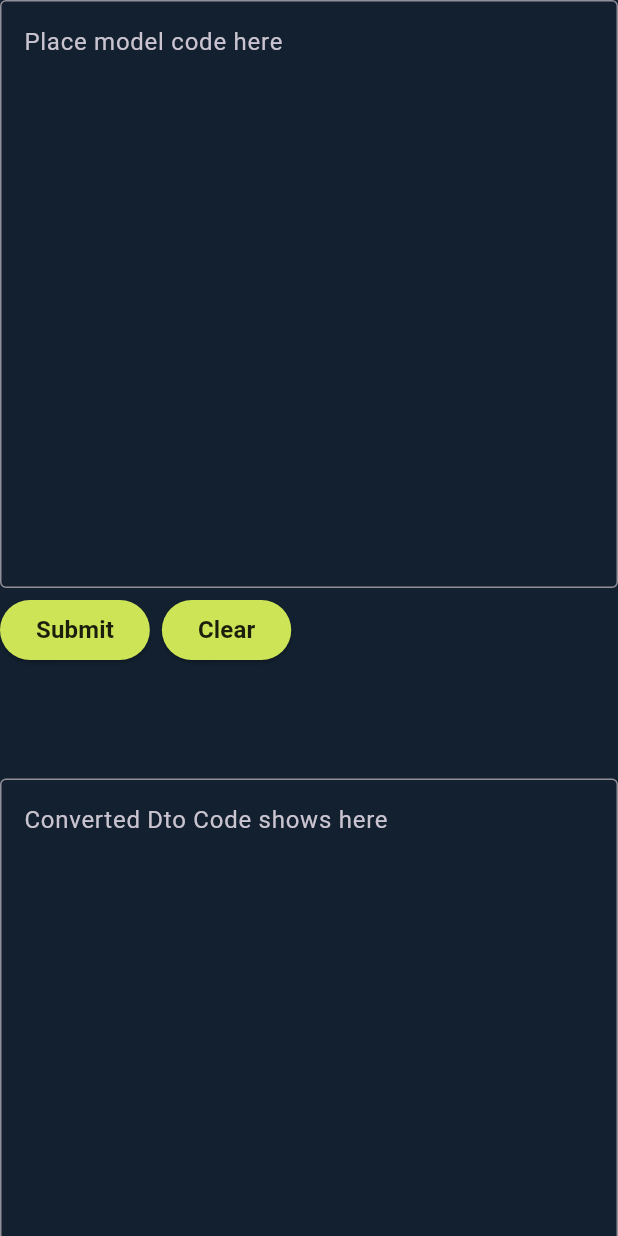
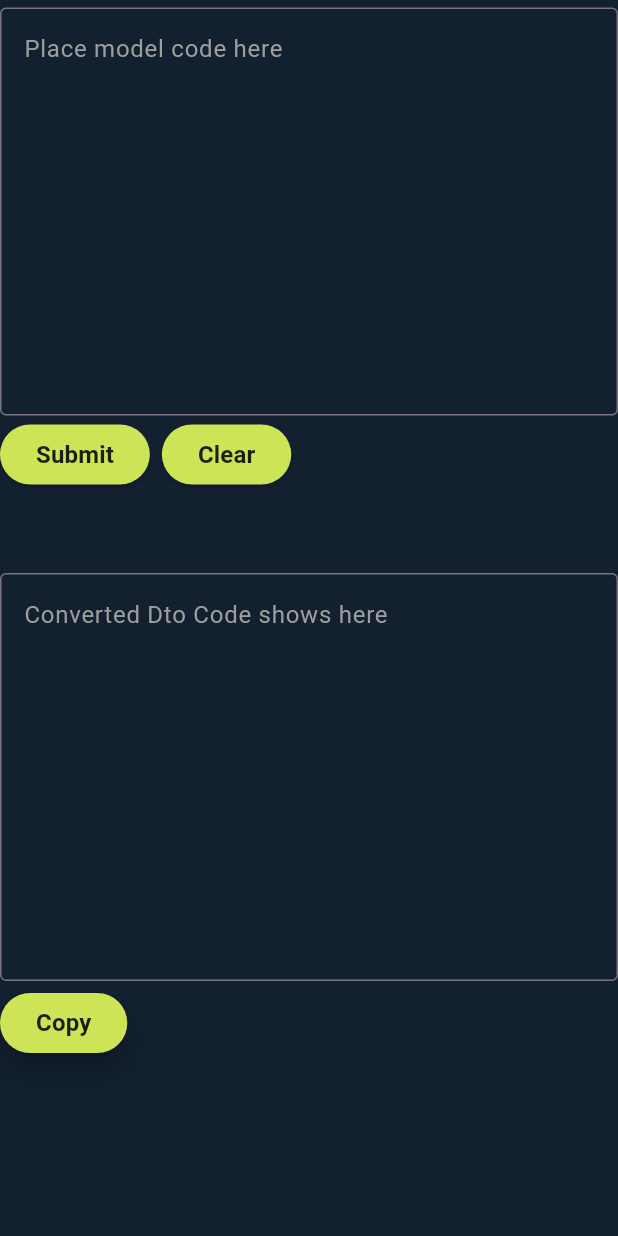
Before and after one commit to darius35150/modelConverter, a Flutter app: the screen it shows after launch, on a phone screen of 412 x 824 dp. Run offline on Flutter 3.47's test engine with Material 3 defaults, Android fonts, the phone set to English and light mode, and no system bars.

Commit message:
Updated flutter version and added copy button

```diff
--- a/lib/home/home.dart
+++ b/lib/home/home.dart
@@ -1,4 +1,5 @@
 import 'package:flutter/material.dart';
+import 'package:flutter/services.dart';
 import 'package:model_converter/convert/convert.dart';
 
 class MyWidget extends StatefulWidget {
@@ -12,6 +13,7 @@ class _MyNewWidget extends State<MyWidget> {
   final inputTextFormFieldController = TextEditingController();
   var outputTexTFormFieldController = TextEditingController();
   late Convert convert;
+  double buttonElevation = 6;
 
   convertData() {
     setState(() {
@@ -62,19 +64,28 @@ class _MyNewWidget extends State<MyWidget> {
       outputTexTFormFieldController.clear();
     });
   }
+
+  copyData() async{
+    await Clipboard.setData(ClipboardData(text: outputTexTFormFieldController.text));
+  }
+
   @override
   Widget build(BuildContext context) {
     return Column(children: [
       Container(
-          margin: EdgeInsets.zero,
+          margin: const EdgeInsets.fromLTRB(0, 5, 0, 0),
           child: TextField(
               keyboardType: TextInputType.multiline,
-              maxLines: 15,
+              maxLines: 10,
               controller: inputTextFormFieldController,
               decoration: const InputDecoration(
                   border: OutlineInputBorder(),
-                  hintText: 'Place model code here'))),
-      const SizedBox(height: 4),
+                  hintText: 'Place model code here',
+                  hintStyle: TextStyle(color: Colors.grey)),
+              style: const TextStyle(color: Colors.white),
+          )
+      ),
+      const SizedBox(height: 2),
       Row(
         children: [
           ElevatedButton(
@@ -106,13 +117,36 @@ class _MyNewWidget extends State<MyWidget> {
         ],
       ),
       Container(
-          margin: const EdgeInsets.fromLTRB(0, 75, 0, 0),
+          margin: const EdgeInsets.fromLTRB(0, 55, 0, 0),
           child: TextField(
               keyboardType: TextInputType.multiline,
-              maxLines: 15,
+              maxLines: 10,
               controller: outputTexTFormFieldController,
               decoration: const InputDecoration(
-                  border: OutlineInputBorder(), hintText: 'Converted Dto Code shows here')))
+                  border: OutlineInputBorder(),
+                  hintText: 'Converted Dto Code shows here',
+                  hintStyle: TextStyle(color: Colors.grey)
+              ),
+              style: const TextStyle(color: Colors.white),
+          )
+      ),
+
+      const SizedBox(height: 4,),
+      Row(
+      children: [
+        ElevatedButton(
+            style: ElevatedButton.styleFrom(
+              elevation: buttonElevation,
+              backgroundColor: const Color.fromARGB(255, 204, 228, 86)
+            ),
+            onPressed: copyData,
+            child: const Text('Copy',
+            style: TextStyle(
+              color: Colors.black87,
+              fontWeight: FontWeight.bold,
+              fontSize: 16
+            ),),
+        )]),
     ]);
   }
 }
--- a/lib/main.dart
+++ b/lib/main.dart
@@ -13,10 +13,10 @@ class MyApp extends StatelessWidget {
   @override
   Widget build(BuildContext context) {
     return MaterialApp(
-        theme: ThemeData.dark().copyWith(
+        theme: ThemeData(
           scaffoldBackgroundColor: darkBlue,
           useMaterial3: true
-        ),
+          ),
         debugShowCheckedModeBanner: false,
         home: const Scaffold(
           body: MyWidget(),
--- a/pubspec.yaml
+++ b/pubspec.yaml
@@ -19,7 +19,7 @@ publish_to: 'none' # Remove this line if you wish to publish to pub.dev
 version: 1.0.0+1
 
 environment:
-  sdk: '>=2.19.0 <3.0.0'
+  sdk: '>=3.1.1 <4.0.0'
 
 # Dependencies specify other packages that your package needs in order to work.
 # To automatically upgrade your package dependencies to the latest versions
```
Also changed, not shown: pubspec.lock.
